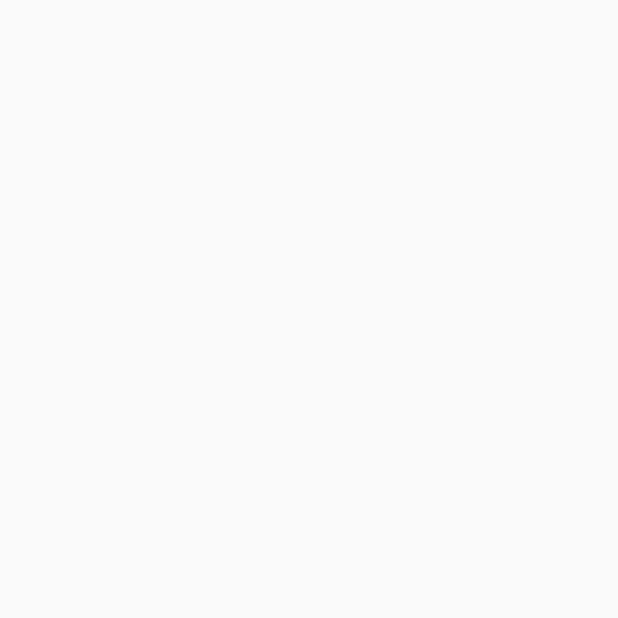
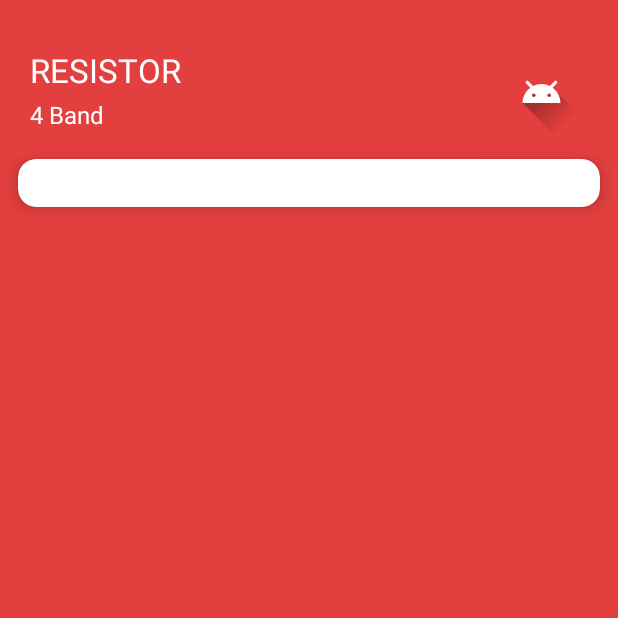
Before and after one commit to vaibhavt802/Electronic-Guide, an Android app: the FourBResistorActivity screen opened directly, with no data from a screen before it, on a phone screen of 412 x 824 dp, the top half of it. Before the commit the part shown is empty. Run offline under Robolectric (Android 15) with nearby library versions, the phone set to English and light mode, and no system bars.

Commit message:
Working on four band resistor activity

```diff
--- a/app/src/main/java/com/example/electronicguide/MainActivity.java
+++ b/app/src/main/java/com/example/electronicguide/MainActivity.java
@@ -28,8 +28,8 @@ public class MainActivity extends AppCompatActivity {
             public void onClick(View v) {
                 Intent intent = new Intent(MainActivity.this,ResistorActivity.class);
                 startActivity(intent);
-
             }
         });
+
     }
 }
--- a/app/src/main/java/com/example/electronicguide/ResistorActivity.java
+++ b/app/src/main/java/com/example/electronicguide/ResistorActivity.java
@@ -1,15 +1,24 @@
 package com.example.electronicguide;
 
+import android.content.Intent;
 import android.support.v7.app.AppCompatActivity;
 import android.os.Bundle;
+import android.support.v7.widget.CardView;
+import android.view.View;
 
 public class ResistorActivity extends AppCompatActivity {
-
+    private CardView mfourband;
     @Override
     protected void onCreate(Bundle savedInstanceState) {
         super.onCreate(savedInstanceState);
         setContentView(R.layout.activity_resistor);
-
-
+        mfourband = (CardView)findViewById(R.id.fourband);
+        mfourband.setOnClickListener(new View.OnClickListener() {
+            @Override
+            public void onClick(View v) {
+                Intent intent = new Intent(ResistorActivity.this, FourBResistorActivity.class);
+                startActivity(intent);
+            }
+        });
     }
 }
--- a/app/src/main/res/layout/activity_four_bresistor.xml
+++ b/app/src/main/res/layout/activity_four_bresistor.xml
@@ -1,9 +1,86 @@
 <?xml version="1.0" encoding="utf-8"?>
-<android.support.constraint.ConstraintLayout xmlns:android="http://schemas.android.com/apk/res/android"
+<ScrollView
+    xmlns:android="http://schemas.android.com/apk/res/android"
     xmlns:app="http://schemas.android.com/apk/res-auto"
     xmlns:tools="http://schemas.android.com/tools"
     android:layout_width="match_parent"
     android:layout_height="match_parent"
+    android:background="@color/colorPrimaryDark"
     tools:context=".FourBResistorActivity">
 
-</android.support.constraint.ConstraintLayout>
+    <LinearLayout
+        android:orientation="vertical"
+        android:layout_width="wrap_content"
+        android:layout_height="wrap_content">
+
+        <RelativeLayout
+            android:layout_marginTop="32dp"
+            android:layout_marginLeft="20dp"
+            android:layout_marginRight="20dp"
+            android:layout_width="match_parent"
+            android:layout_height="match_parent">
+
+            <TextView
+                android:id="@+id/resistor"
+                android:text="RESISTOR"
+                android:textColor="@color/white"
+                android:textSize="22sp"
+                android:layout_width="wrap_content"
+                android:layout_height="wrap_content" />
+
+            <TextView
+                android:layout_below="@id/resistor"
+                android:layout_marginTop="4dp"
+                android:text="4 Band"
+                android:textColor="@color/white"
+                android:textSize="16sp"
+                android:layout_width="wrap_content"
+                android:layout_height="wrap_content" />
+
+            <ImageView
+                android:src="@drawable/ic_launcher_foreground"
+                android:layout_alignParentRight="true"
+                android:layout_width="62dp"
+                android:layout_height="62dp" />
+
+        </RelativeLayout>
+
+        <GridLayout
+            android:columnCount="1"
+            android:rowCount="6"
+            android:columnOrderPreserved="false"
+            android:layout_width="match_parent"
+            android:layout_height="wrap_content">
+
+            <android.support.v7.widget.CardView
+                android:id="@+id/colorselect"
+                android:layout_height="wrap_content"
+                android:layout_width="wrap_content"
+                android:layout_columnWeight="1"
+                android:layout_rowWeight="1"
+                app:cardElevation="6dp"
+                app:cardCornerRadius="12dp"
+                android:layout_margin="12dp">
+
+                <LinearLayout
+                    android:orientation="horizontal"
+                    android:padding="16dp"
+                    android:gravity="center"
+                    android:layout_width="match_parent"
+                    android:layout_height="match_parent">
+
+                    <Spinner
+                        android:layout_width="wrap_content"
+                        android:layout_height="match_parent"
+                        android:background="@color/colorAccent"
+                        />
+
+                </LinearLayout>
+
+            </android.support.v7.widget.CardView>
+
+        </GridLayout>
+
+    </LinearLayout>
+
+</ScrollView>
--- a/app/src/main/res/layout/activity_main.xml
+++ b/app/src/main/res/layout/activity_main.xml
@@ -23,7 +23,7 @@
             <TextView
                 android:id="@+id/electronicGuide"
                 android:text="@string/app_name"
-                android:textColor="#FFFFFF"
+                android:textColor="@color/white"
                 android:textSize="22sp"
                 android:layout_width="wrap_content"
                 android:layout_height="wrap_content" />
@@ -32,7 +32,7 @@
                 android:layout_below="@id/electronicGuide"
                 android:layout_marginTop="4dp"
                 android:text="Welcome"
-                android:textColor="#FFFFFF"
+                android:textColor="@color/white"
                 android:textSize="16sp"
                 android:layout_width="wrap_content"
                 android:layout_height="wrap_content" />
--- a/app/src/main/res/layout/activity_resistor.xml
+++ b/app/src/main/res/layout/activity_resistor.xml
@@ -5,8 +5,8 @@
     xmlns:tools="http://schemas.android.com/tools"
     android:layout_width="match_parent"
     android:layout_height="match_parent"
-    android:background="@color/white"
-    tools:context=".MainActivity">
+    android:background="@color/colorPrimaryDark"
+    tools:context=".ResistorActivity">
 
     <LinearLayout
         android:orientation="vertical"
@@ -23,7 +23,7 @@
             <TextView
                 android:id="@+id/electronicGuide"
                 android:text="@string/app_name"
-                android:textColor="@color/gray"
+                android:textColor="@color/white"
                 android:textSize="22sp"
                 android:layout_width="wrap_content"
                 android:layout_height="wrap_content" />
@@ -32,7 +32,7 @@
                 android:layout_below="@id/electronicGuide"
                 android:layout_marginTop="4dp"
                 android:text="Resistor"
-                android:textColor="@color/gray"
+                android:textColor="@color/white"
                 android:textSize="16sp"
                 android:layout_width="wrap_content"
                 android:layout_height="wrap_content" />
@@ -53,7 +53,7 @@
             android:layout_height="wrap_content">
 
             <android.support.v7.widget.CardView
-                android:id="@+id/resistor"
+                android:id="@+id/fourband"
                 android:layout_height="wrap_content"
                 android:layout_width="wrap_content"
                 android:layout_columnWeight="1"
@@ -88,7 +88,7 @@
             </android.support.v7.widget.CardView>
 
             <android.support.v7.widget.CardView
-                android:id="@+id/diode"
+                android:id="@+id/fiveband"
                 android:layout_height="wrap_content"
                 android:layout_width="wrap_content"
                 android:layout_columnWeight="1"
@@ -123,7 +123,7 @@
             </android.support.v7.widget.CardView>
 
             <android.support.v7.widget.CardView
-                android:id="@+id/zenerdiode"
+                android:id="@+id/sixband"
                 android:layout_height="wrap_content"
                 android:layout_width="wrap_content"
                 android:layout_columnWeight="1"
@@ -158,7 +158,7 @@
             </android.support.v7.widget.CardView>
 
             <android.support.v7.widget.CardView
-                android:id="@+id/capacitor"
+                android:id="@+id/about"
                 android:layout_height="wrap_content"
                 android:layout_width="wrap_content"
                 android:layout_columnWeight="1"
```
